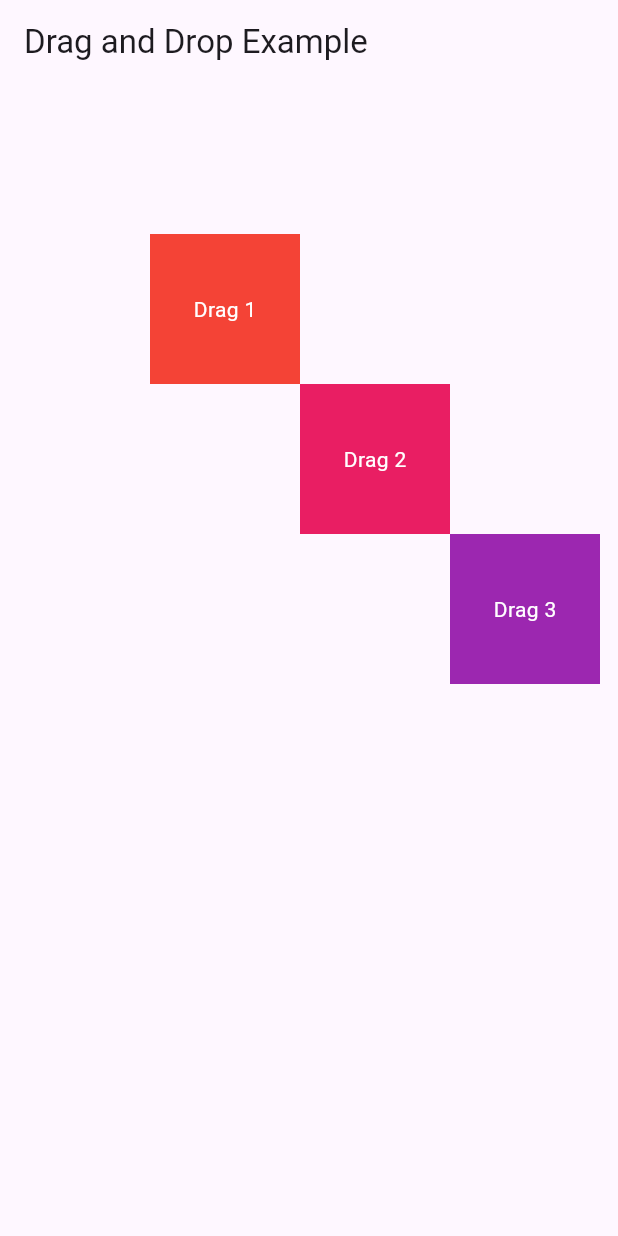
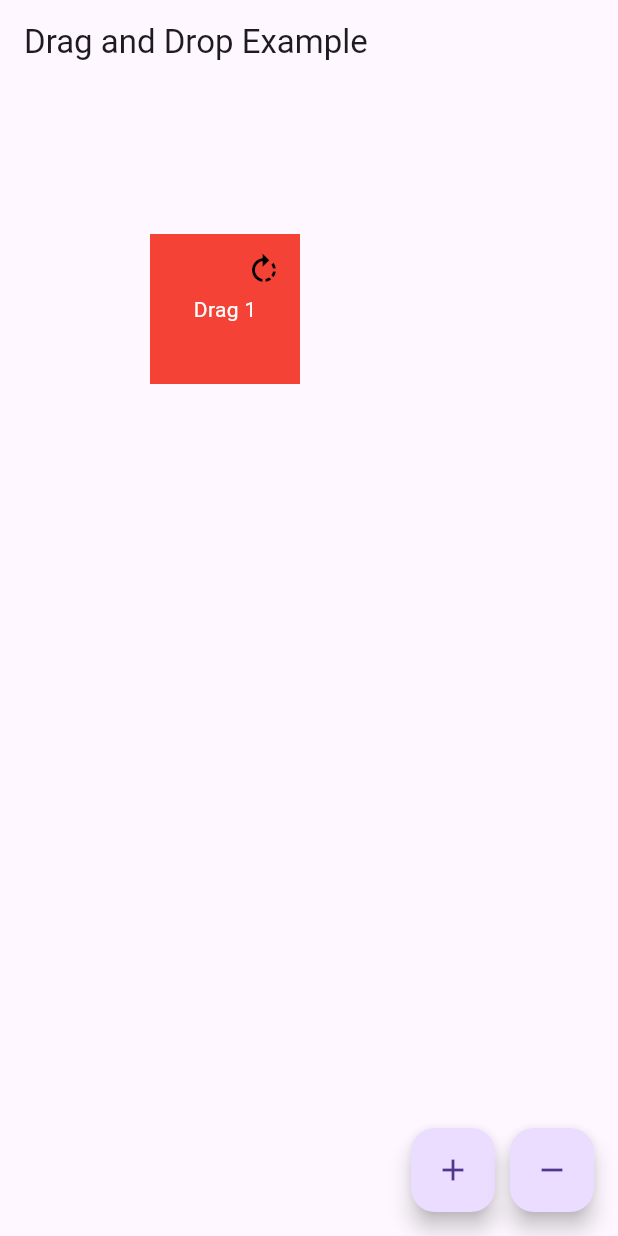
Before and after one commit to ken-ty/flutter-draggable-linux-sample, a Flutter app: the screen it shows after launch, on a phone screen of 412 x 824 dp. Run offline on Flutter 3.47's test engine with Material 3 defaults, Android fonts, the phone set to English and light mode, and no system bars; our stand-ins replace flutter_riverpod.

Commit message:
feat: いい感じのrotate実装したdrag

```diff
--- a/lib/main.dart
+++ b/lib/main.dart
@@ -1,5 +1,6 @@
 import 'package:flutter/material.dart';
-import 'package:hooks_riverpod/hooks_riverpod.dart';
+import 'package:flutter_riverpod/flutter_riverpod.dart';
+import 'dart:math';
 
 void main() {
   runApp(const ProviderScope(child: MyApp()));
@@ -14,6 +15,7 @@ class MyApp extends StatelessWidget {
       home: Scaffold(
         appBar: AppBar(title: const Text('Drag and Drop Example')),
         body: const DragDropExample(),
+        floatingActionButton: const DragDropControls(),
       ),
     );
   }
@@ -36,8 +38,6 @@ final dragItemsProvider =
     StateNotifierProvider<DragItemsNotifier, List<DragItem>>((ref) {
   return DragItemsNotifier([
     DragItem(x: 100, y: 100, index: 0),
-    DragItem(x: 200, y: 200, index: 1),
-    DragItem(x: 300, y: 300, index: 2),
   ]);
 });
 
@@ -57,7 +57,36 @@ class DragItemsNotifier extends StateNotifier<List<DragItem>> {
         else
           state[i]
     ];
-    debugPrint('state: ${state[0].x}, ${state[0].y}, ${state[0].theta}');
+  }
+
+  void incrementTheta(int index) {
+    state = [
+      for (int i = 0; i < state.length; i++)
+        if (i == index)
+          DragItem(
+            x: state[i].x,
+            y: state[i].y,
+            theta: (state[i].theta + pi / 180) % (2 * pi),
+            index: state[i].index,
+          )
+        else
+          state[i]
+    ];
+  }
+
+  void addItem() {
+    final newIndex = state.isEmpty ? 0 : state.last.index + 1;
+    state = [
+      ...state,
+      DragItem(
+          x: 100.0 * (newIndex + 1),
+          y: 100.0 * (newIndex + 1),
+          index: newIndex),
+    ];
+  }
+
+  void removeItem(int index) {
+    state = state.where((item) => item.index != index).toList();
   }
 }
 
@@ -79,8 +108,11 @@ class DragDropExample extends ConsumerWidget {
             onPanUpdate: (details) {
               notifier.updateItem(index, details.delta.dx, details.delta.dy);
             },
-            child: Transform.rotate(
+            child: Stack(
+              children: [
+                Transform.rotate(
                   angle: item.theta,
+                  alignment: Alignment.center,
                   child: Container(
                     width: 100,
                     height: 100,
@@ -93,9 +125,53 @@ class DragDropExample extends ConsumerWidget {
                     ),
                   ),
                 ),
+                Positioned(
+                  top: 0,
+                  right: 0,
+                  child: IconButton(
+                    icon: const Icon(Icons.rotate_right, color: Colors.black),
+                    onPressed: () {
+                      notifier.incrementTheta(index);
+                    },
+                  ),
+                ),
+              ],
+            ),
           ),
         );
       }),
     );
   }
 }
+
+class DragDropControls extends ConsumerWidget {
+  const DragDropControls({Key? key}) : super(key: key);
+
+  @override
+  Widget build(BuildContext context, WidgetRef ref) {
+    final notifier = ref.read(dragItemsProvider.notifier);
+
+    return Row(
+      mainAxisAlignment: MainAxisAlignment.end,
+      children: [
+        FloatingActionButton(
+          onPressed: () {
+            notifier.addItem();
+          },
+          tooltip: 'Add Item',
+          child: const Icon(Icons.add),
+        ),
+        const SizedBox(width: 10),
+        FloatingActionButton(
+          onPressed: () {
+            if (ref.read(dragItemsProvider).isNotEmpty) {
+              notifier.removeItem(ref.read(dragItemsProvider).last.index);
+            }
+          },
+          tooltip: 'Remove Item',
+          child: const Icon(Icons.remove),
+        ),
+      ],
+    );
+  }
+}
```
Also changed, not shown: 9 other files. Lines whose indentation alone changed are shown as unchanged.
